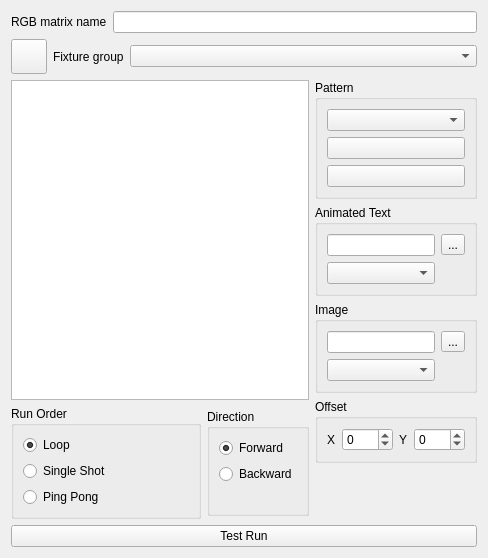
Before: the Qt Designer form ui/src/rgbmatrixeditor.ui in mcallegari/qlcplus, drawn with Qt 5.
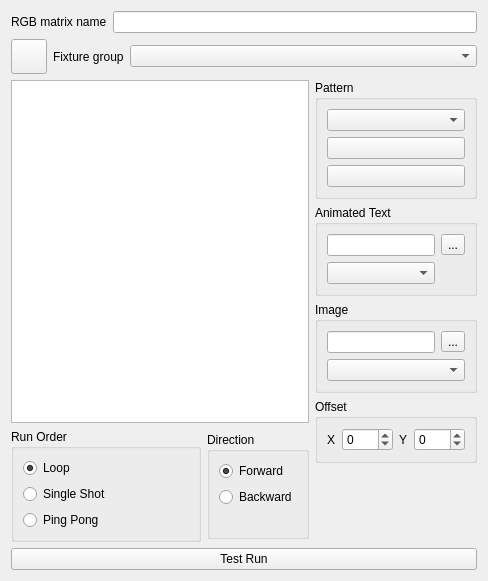
After: the same form once the commit is applied. Icons and pictures are not drawn.

```diff
--- a/ui/src/rgbmatrixeditor.ui
+++ b/ui/src/rgbmatrixeditor.ui
@@ -7,7 +7,7 @@
     <x>0</x>
     <y>0</y>
     <width>488</width>
-    <height>558</height>
+    <height>581</height>
    </rect>
   </property>
   <property name="windowTitle">
@@ -149,7 +149,7 @@
           </property>
          </widget>
         </item>
-        <item row="1" column="0">
+        <item row="1" column="0" colspan="2">
          <widget class="QComboBox" name="m_imageAnimationCombo"/>
         </item>
        </layout>
```
